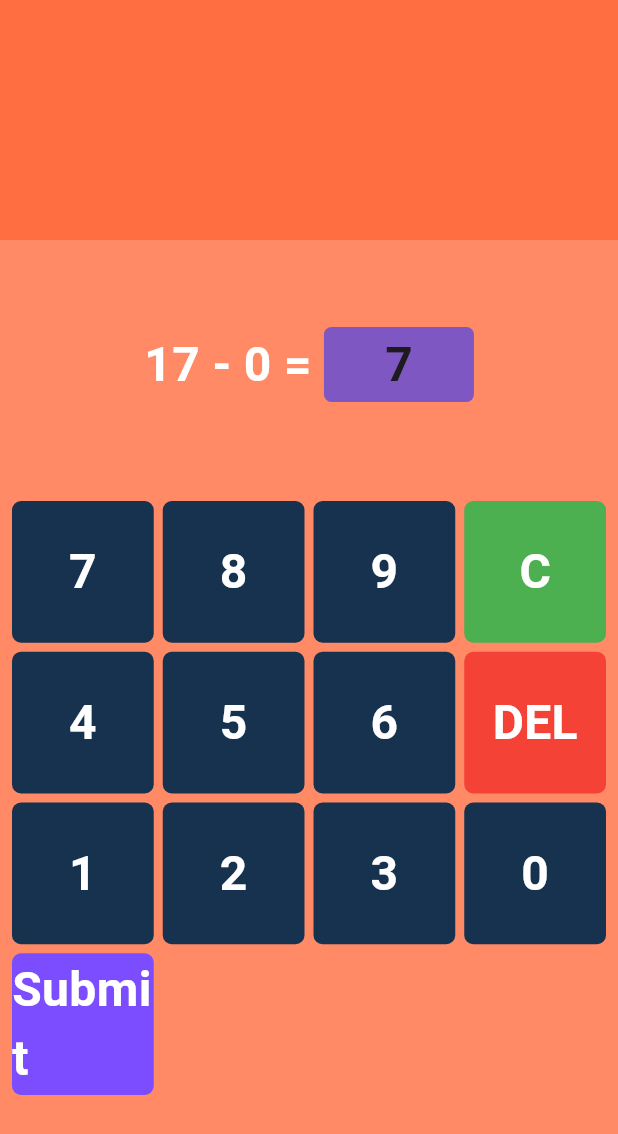
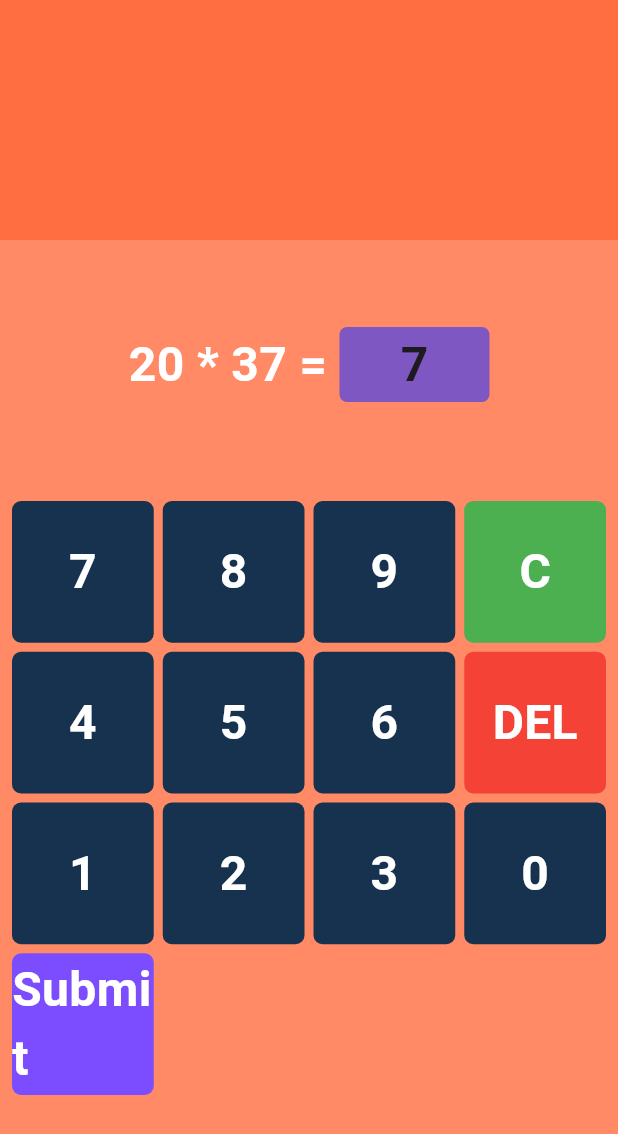
Before and after one commit to ravenuy17/finalproject-mobprog, a Flutter app: the screen it shows after launch, after a tap on an icon or button, on a phone screen of 412 x 824 dp. Shown: the top 1134 px of the screen. Run offline on Flutter 3.47's test engine with Material 3 defaults, Android fonts, the phone set to English and light mode, and no system bars.

Commit message:
Multiplication.dart

```diff
--- a/lib/main.dart
+++ b/lib/main.dart
@@ -1,4 +1,6 @@
 import 'package:flutter/material.dart';
+import 'package:flutter_application_5_experiment/addition.dart';
+import 'package:flutter_application_5_experiment/multiplication.dart';
 import 'package:flutter_application_5_experiment/subtraction.dart';
 import 'addition.dart';
 
@@ -13,7 +15,7 @@
   Widget build(BuildContext context) {
     return const MaterialApp(
       debugShowCheckedModeBanner: false,
-      home: Subtraction(),
+      home: Multiplication(),
     );
   }
 }
--- /dev/null
+++ b/lib/multiplication.dart
@@ -0,0 +1,192 @@
+import 'package:flutter/material.dart';
+import 'dart:math';
+
+import 'package:flutter_application_5_experiment/constant.dart';
+import 'package:flutter_application_5_experiment/util/numKey.dart';
+import 'package:flutter_application_5_experiment/util/result.dart';
+
+class Multiplication extends StatefulWidget {
+  const Multiplication({Key? key}) : super(key: key);
+
+  @override
+  State<Multiplication> createState() => _Multiplication();
+}
+
+class _Multiplication extends State<Multiplication> {
+  List<String> numPad = [
+    '7',
+    '8',
+    '9',
+    'C',
+    '4',
+    '5',
+    '6',
+    'DEL',
+    '1',
+    '2',
+    '3',
+    '0',
+    'Submit',
+  ];
+  // variables
+  int numberA = 0;
+  int numberB = 0;
+  // difference or user answer
+  String userAnswer = '';
+
+  void generateNumbers() {
+    numberA = randomNumber.nextInt(50);
+    numberB = randomNumber.nextInt(50);
+  }
+
+  void checkResult() {
+    try {
+      int userAnswerInt = int.parse(userAnswer);
+
+      if (numberA * numberB == userAnswerInt) {
+        showDialog(
+          context: context,
+          builder: (context) {
+            return ResultMessage(
+              message: 'Great job!',
+              onTap: () => goToNextQuestion(context),
+              icon: Icons.arrow_forward,
+            );
+          },
+        );
+      } else {
+        showDialog(
+          context: context,
+          builder: (context) {
+            return ResultMessage(
+              message: 'Sorry, try again',
+              onTap: () => goBackToQuestion(context),
+              icon: Icons.rotate_left,
+            );
+          },
+        );
+      }
+    } catch (e) {
+      // Handle parsing errors
+      showDialog(
+        context: context,
+        builder: (context) {
+          return ResultMessage(
+            message: 'Invalid input! Please enter a number.',
+            onTap: () {
+              Navigator.of(context).pop();
+            },
+            icon: Icons.warning,
+          );
+        },
+      );
+    }
+  }
+
+  // tap button
+  void buttonTap(String button) {
+    setState(() {
+      if (button == 'Submit') {
+        checkResult();
+      } else if (button == 'C') {
+        userAnswer = '';
+      } else if (button == 'DEL') {
+        if (userAnswer.isNotEmpty) {
+          userAnswer = userAnswer.substring(0, userAnswer.length - 1);
+        }
+      } else if (userAnswer.length < 4) {
+        userAnswer += button;
+      }
+    });
+  }
+
+  var randomNumber = Random();
+
+  void goToNextQuestion(BuildContext context) {
+    Navigator.of(context).pop();
+
+    setState(() {
+      userAnswer = '';
+    });
+
+    generateNumbers();
+  }
+
+  void goBackToQuestion(BuildContext context) {
+    Navigator.of(context).pop();
+    setState(() {
+      userAnswer = '';
+    });
+
+    generateNumbers();
+  }
+
+  @override
+  void initState() {
+    super.initState();
+    generateNumbers();
+  }
+
+  @override
+  Widget build(BuildContext context) {
+    return Scaffold(
+      backgroundColor: Colors.deepOrange[300],
+      body: Column(
+        children: [
+          Container(
+            height: 160,
+            color: Colors.deepOrangeAccent,
+          ),
+          Expanded(
+            child: Container(
+              child: Center(
+                child: Row(
+                  mainAxisAlignment: MainAxisAlignment.center,
+                  children: [
+                    Text(
+                      '$numberA * $numberB = ',
+                      style: whiteTextStyle,
+                    ),
+                    Container(
+                      height: 50,
+                      width: 100,
+                      decoration: BoxDecoration(
+                        color: Colors.deepPurple[400],
+                        borderRadius: BorderRadius.circular(5),
+                      ),
+                      child: Center(
+                        child: Text(
+                          userAnswer,
+                          style: defaultTextStyle,
+                        ),
+                      ),
+                    ),
+                  ],
+                ),
+              ),
+            ),
+          ),
+          Expanded(
+            flex: 3,
+            child: Padding(
+              padding: const EdgeInsets.all(5.0),
+              child: GridView.builder(
+                itemCount: numPad.length,
+                physics: const NeverScrollableScrollPhysics(),
+                gridDelegate: const SliverGridDelegateWithFixedCrossAxisCount(
+                  crossAxisCount: 4,
+                ),
+                itemBuilder: (context, index) {
+                  return MyButton(
+                    child: numPad[index],
+                    onTap: () => buttonTap(numPad[index]),
+                  );
+                },
+              ),
+            ),
+          ),
+        ],
+      ),
+    );
+  }
+}
--- a/lib/util/result.dart
+++ b/lib/util/result.dart
@@ -23,7 +23,7 @@
           mainAxisAlignment: MainAxisAlignment.spaceEvenly,
           children: [
             Text(
-              'Great Job!',
+              message,
               style: blackTextStyle,
             ),
             GestureDetector(
```
